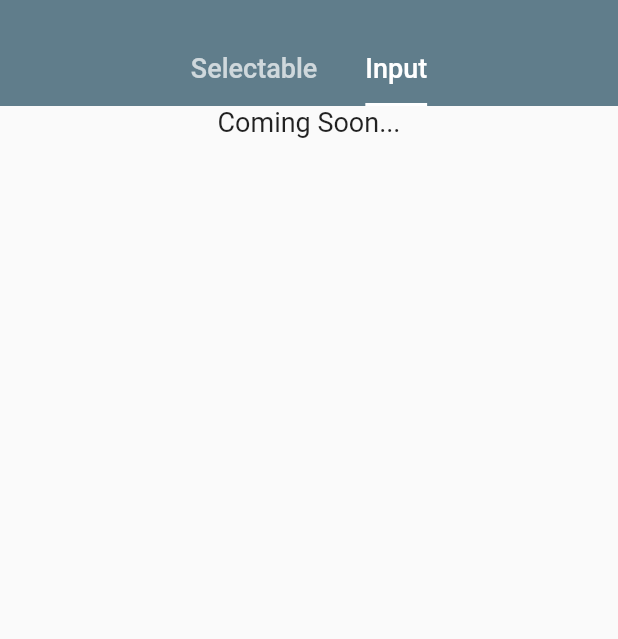
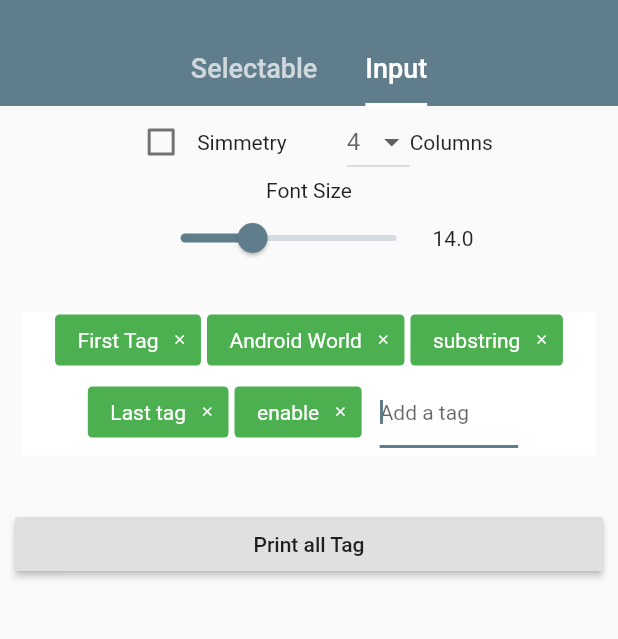
Before and after one commit to Dn-a/flutter_tags, a Flutter app: the screen it shows after launch, tab 2 chosen, on a phone screen of 412 x 824 dp, the part 59-698 px from its top. Run offline on Flutter 3.47's test engine with Material 2 defaults, Android fonts, the phone set to English and light mode, and no system bars.

Commit message:
Add Widget InputTags - Improved documentation

```diff
--- a/example/lib/main.dart
+++ b/example/lib/main.dart
@@ -1,5 +1,6 @@
 import 'package:flutter/material.dart';
 
+import 'package:flutter_tags/input_tags.dart';
 import 'package:flutter_tags/selectable_tags.dart';
 
 void main() => runApp(MyApp());
@@ -47,9 +48,11 @@ class _MyHomePageState extends State<MyHomePage> with SingleTickerProviderStateM
   int _column = 4;
   double _fontSize = 14;
 
-  String _onPressed = '';
+  String _selectableOnPressed = '';
+  String _inputOnPressed = '';
 
-  List<Tag> _tags = [];
+  List<Tag> _selectableTags = [];
+  List<String> _inputTags = [];
 
   List _icon=[
     Icons.home,
@@ -65,9 +68,19 @@ class _MyHomePageState extends State<MyHomePage> with SingleTickerProviderStateM
     _scrollViewController = ScrollController();
 
     _list.forEach((item) =>
-        _tags.add(
+        _selectableTags.add(
             Tag(title: item, active: true,icon: (item=='0' || item=='1' || item=='2')? _icon[ int.parse(item) ]:null )
         )
+    );
+
+    _inputTags.addAll(
+        [
+            'First Tag',
+            'Android World',
+            'substring',
+            'Last tag',
+            'enable'
+        ]
     );
 
   }
@@ -76,9 +89,7 @@ class _MyHomePageState extends State<MyHomePage> with SingleTickerProviderStateM
   @override
   Widget build(BuildContext context)
   {
-
         return Scaffold(
-
           body: NestedScrollView(
               controller: _scrollViewController,
               headerSliverBuilder: (BuildContext context,bool boxIsScrolled){
@@ -174,13 +185,13 @@ class _MyHomePageState extends State<MyHomePage> with SingleTickerProviderStateM
                           ),
                           Container(
                             child: SelectableTags(
-                          tags: _tags,
+                              tags: _selectableTags,
                               columns: _column,
                               fontSize: _fontSize,
                               symmetry: _simmetry,
                               onPressed: (tag){
                                 setState(() {
-                              _onPressed = tag.toString();
+                                  _selectableOnPressed = tag.toString();
                                 });
                               },
                             ),
@@ -196,7 +207,7 @@ class _MyHomePageState extends State<MyHomePage> with SingleTickerProviderStateM
                           Container(
                               padding: EdgeInsets.symmetric(horizontal: 20, vertical: 10),
                               alignment: Alignment.topLeft,
-                          child: Text(_onPressed)
+                              child: Text(_selectableOnPressed)
                           )
                         ],
                       ),
@@ -204,7 +215,101 @@ class _MyHomePageState extends State<MyHomePage> with SingleTickerProviderStateM
                   ),
                   ListView(
                       children: <Widget>[
-                  Center(child: Text("Coming Soon...",style: TextStyle(fontSize: 18),))
+                          Row(
+                              mainAxisAlignment: MainAxisAlignment.center,
+                              children: <Widget>[
+                                  GestureDetector(
+                                      child: Row(
+                                          children: <Widget>[
+                                              Checkbox(
+                                                  value: _simmetry,
+                                                  onChanged: (a){
+                                                      setState(() {
+                                                          _simmetry = !_simmetry;
+                                                      });
+                                                  }
+                                              ),
+                                              Text('Simmetry')
+                                          ],
+                                      ),
+                                      onTap: (){
+                                          setState(() {
+                                              _simmetry = !_simmetry;
+                                          });
+                                      },
+                                  ),
+                                  Padding(
+                                      padding: EdgeInsets.all(20),
+                                  ),
+                                  DropdownButton(
+                                      hint: Text(_column.toString()),
+                                      items: _buildItems(),
+                                      onChanged: (a) {
+                                          setState(() {
+                                              _column = a;
+                                          });
+                                      },
+                                  ),
+                                  Text("Columns")
+                              ],
+                          ),
+                          Column(
+                              children: <Widget>[
+                                  Text('Font Size'),
+                                  Row(
+                                      mainAxisAlignment: MainAxisAlignment.center,
+                                      children: <Widget>[
+                                          Slider(
+                                              value: _fontSize,
+                                              min: 6,
+                                              max: 30,
+                                              onChanged: (a){
+                                                  setState(() {
+                                                      _fontSize = (a.round()).toDouble();
+                                                  });
+                                              },
+                                          ),
+                                          Text(_fontSize.toString()),
+                                      ],
+                                  ),
+                              ],
+                          ),
+                          Padding(
+                              padding: EdgeInsets.all(10),
+                          ),
+                          Container(
+                              padding: EdgeInsets.symmetric(horizontal: 15),
+                              child: InputTags(
+                                  tags: _inputTags,
+                                  columns: _column,
+                                  fontSize: _fontSize,
+                                  symmetry: _simmetry,
+                                  onDelete: (tag){
+                                      print(tag);
+                                  },
+                              ),
+                          ),
+                          Padding(
+                              padding: EdgeInsets.all(10),
+                          ),
+                          Padding(
+                              padding: EdgeInsets.all(10),
+                              child: RaisedButton(
+                                  child: Text('Print all Tag'),
+                                  onPressed: (){
+                                      _inputOnPressed ='';
+                                      _inputTags.forEach((tag) =>
+                                          setState(() {
+                                              _inputOnPressed+='${tag},\n';
+                                          })
+                                      );
+                                  }
+                              ),
+                          ),
+                          Padding(
+                              padding: EdgeInsets.all(10),
+                              child: Text(_inputOnPressed),
+                          ),
                       ],
                   )
                 ],
--- /dev/null
+++ b/lib/input_tags.dart
@@ -0,0 +1,340 @@
+import 'dart:async';
+
+import 'package:flutter/material.dart';
+import 'package:flutter/services.dart';
+
+typedef void OnDelete(String tags);
+
+
+class InputTags extends StatefulWidget{
+
+    InputTags({
+                       @required this.tags,
+                       this.columns = 4,
+                       this.autofocus,
+                       this.height,
+                       this.borderRadius,
+                       this.symmetry = false,
+                       this.margin,
+                       this.alignment,
+                       this.duplicate = false,
+                       this.fontSize = 14,
+                       this.iconSize,
+                       this.textOverflow,
+                       this.textColor,
+                       this.color,
+                       this.backgroundContainer,
+                       this.onDelete,
+                       Key key
+                   }) : super(key: key);
+
+    final List<String> tags;
+    final int columns;
+    final bool autofocus;
+    final double height;
+    final double borderRadius;
+    final bool symmetry;
+    final bool duplicate;
+    final EdgeInsets margin;
+    final MainAxisAlignment alignment;
+    final double fontSize;
+    final double iconSize;
+    final TextOverflow textOverflow;
+    final Color textColor;
+    final Color color;
+    final Color backgroundContainer;
+    final OnDelete onDelete;
+
+
+
+    @override
+    _InputTagsState createState() => _InputTagsState();
+
+}
+
+class _InputTagsState extends State<InputTags> with SingleTickerProviderStateMixin
+{
+    //AnimationController _aController;
+
+    GlobalKey _containerKey = new GlobalKey();
+    final _controller = TextEditingController();
+    int _check = -1;
+
+    List<String> _tags = [];
+
+    double _width = 1;
+    int _margin;
+
+
+    @override
+    void initState()
+    {
+        super.initState();
+
+        _tags = widget.tags;
+
+        if(widget.margin!=null) _margin = widget.margin.horizontal.round();
+
+        //get the current width of the container
+        WidgetsBinding.instance.addPostFrameCallback((_){
+            final keyContext = _containerKey.currentContext;
+            if (keyContext != null) {
+                final RenderBox box = keyContext.findRenderObject ( );
+                final size = box.size;
+
+                setState(() {
+                    _width = size.width;
+                });
+            }
+        });
+
+        // Work in progress
+        //_aController = AnimationController(vsync: this, duration: const Duration(milliseconds: 500));
+
+    }
+
+
+    @override
+    void dispose() {
+        _controller.dispose();
+        super.dispose();
+    }
+
+
+    @override
+    Widget build(BuildContext context)
+    {
+        return Container(
+            key:_containerKey,
+            margin: EdgeInsets.symmetric(vertical:5.0,horizontal:0.0),
+            color: widget.backgroundContainer ?? Colors.white,
+            child: Column(
+                children: _buildRow(),
+            ),
+        );
+    }
+
+
+    List<Widget> _buildRow()
+    {
+        List<Widget> rows = [];
+
+        int columns = widget.columns;
+
+        int tagsLength = _tags.length+1;
+        int rowsLength = (tagsLength/widget.columns).ceil();
+        double factor = 9.4*((widget.fontSize)/15);
+        double width = _width - columns *(_margin ?? 10);
+
+        int start = 0;
+        bool overflow;
+
+        for(int i=0 ; i < rowsLength ; i++){
+
+            List<Widget> row = [];
+            int charsLenght = 0 ;
+
+            overflow = false;
+
+            int end = start + columns;
+
+            if(end>=tagsLength) end -= end-tagsLength;
+
+            int column = 1;
+            if(!widget.symmetry){
+                for(int j=start  ; j < end ; j++ ){
+                    charsLenght += _tags[j%(tagsLength-1)].length;
+                    double a = charsLenght * factor;
+                    if(j>start && a>width) break;
+                    column++;
+                }
+                charsLenght = 0;
+            }
+
+            for(int j=start  ; j < end ; j++ ){
+
+                if(!widget.symmetry){
+                    charsLenght += _tags[j%(tagsLength-1)].length;
+                    double a = charsLenght * factor;
+                    if( j>start && a>width ){
+                        start = j;
+                        overflow = true;
+                        rowsLength +=1;
+                        break;
+                    }
+                }
+
+                row.add( _buildField( index: j%(tagsLength-1), column: column, last: (j+1 == tagsLength) ) );
+            }
+
+            // Check overflow width
+            if(!overflow) start = end;
+
+            rows.add(
+                Row(
+                    mainAxisAlignment: widget.alignment ?? ((widget.symmetry )? MainAxisAlignment.start : MainAxisAlignment.center),
+                    children: row,
+                )
+            );
+        }
+
+        return rows;
+    }
+
+
+    Widget _buildField({int index, int column, bool last=false})
+    {
+        String tag = _tags[index];
+
+        // Currently they are indispensable for the correct functioning of TextField
+        int c =0;
+        String current = '';
+
+        Color colorTag = widget.color ?? Colors.green;
+
+        // Work in progress
+        /*if(_check==index && !widget.duplicate){
+            colorTag =
+                ColorTween(begin: Colors.red, end: Colors.green).animate(CurvedAnimation(
+                    parent: _aController,
+                    curve: Interval(
+                        0, 1,
+                        curve: Curves.ease,
+                    ),
+                ),
+                ).value;
+            _aController.forward();
+        }*/
+
+        Widget textField = Flexible(
+            flex: (widget.symmetry)? null : (18/column).ceil(),
+            child: Container(
+                padding: widget.margin ?? EdgeInsets.symmetric(horizontal:10,vertical:5.0),
+                width: (widget.symmetry)? _widthCalc( ) : 200,
+                child: TextField(
+                    autofocus: widget.autofocus ?? true,
+                    controller: _controller,
+                    style: TextStyle(
+                        fontSize: widget.fontSize ?? null,
+                        color: Colors.black
+                    ),
+                    decoration: InputDecoration(
+                        hintText: 'Add a tag'
+                    ),
+                    onChanged: (str) {
+                        str = str.trim();
+
+                        //temporary; textfield is not stable at the moment
+                        setState(() {
+                            if(c==1 && current==str && str!=''){
+                                c++;
+                                _check = -1;
+                                if(_tags.contains(str))
+                                    _check = _tags.indexWhere((st) => st==str);
+                                else if (widget.duplicate)
+                                    _tags.add(str);
+                                else
+                                    _tags.add(str);
+
+                                _controller.clear();
+                            }
+                            else if (c>1)
+                                _controller.clear();
+
+                            if(current!=str)
+                                c++;
+
+                            current = str;
+
+                        });
+                    },
+                    onSubmitted: (str){
+                        str = str.trim();
+                        if(str!='')
+                            setState(() {
+                                _check = -1;
+                                if(_tags.contains(str) )
+                                    _check = _tags.indexWhere((st) => st==str);
+                                else if (widget.duplicate)
+                                    _tags.add(str);
+                                else
+                                _tags.add(str);
+                            });
+                        _controller.clear();
+                    },
+                )
+            )
+        );
+
+        if(last)
+            return textField;
+        else
+            return Flexible(
+                flex: (widget.symmetry)? 1 : ((_tags[index].length+3)/column+3).ceil(),
+                child: Tooltip(
+                    message: tag.toString(),
+                    child: Container(
+                        margin: widget.margin ?? EdgeInsets.symmetric(horizontal:2,vertical:2),
+                        padding: EdgeInsets.only(left: 15),
+                        width: (widget.symmetry)? _widthCalc( ) : null,
+                        height: widget.height ?? 34.0*(widget.fontSize/14),
+                        decoration: BoxDecoration(
+                            borderRadius: BorderRadius.circular(widget.borderRadius ?? 3),
+                            color: colorTag,
+                        ),
+                        child: Row(
+                            mainAxisSize: MainAxisSize.min,
+                            mainAxisAlignment: MainAxisAlignment.spaceBetween,
+                            children: <Widget>[
+                                Flexible(
+                                    fit: FlexFit.loose,
+                                    flex: 1,
+                                  child: Text(
+                                      tag,
+                                      overflow: widget.textOverflow ?? TextOverflow.fade,
+                                      softWrap: false,
+                                      style: TextStyle(
+                                          fontSize: widget.fontSize ?? null,
+                                          color: widget.textColor ?? Colors.white,
+                                          fontWeight: FontWeight.normal
+                                      ),
+                                  ),
+                                ),
+                                FittedBox(
+                                    fit: BoxFit.contain,
+                                    child: SizedBox(
+                                        width: 40,
+                                        child: IconButton(
+                                            splashColor: Colors.transparent,
+                                            highlightColor: Colors.transparent,
+                                            icon: Icon(Icons.clear),
+                                            color: Colors.white,
+                                            iconSize:  widget.iconSize ?? ((widget.fontSize!=null)? 18 +(widget.fontSize-18) : 18),
+                                            onPressed: (){
+                                                widget.onDelete(tag);
+                                                setState(() {
+                                                    _tags.remove(tag);
+                                                });
+                                            }
+                                        ),
+                                    )
+                                )
+                            ],
+                        ),
+                    ),
+                )
+            );
+    }
+
+
+    double _widthCalc()
+    {
+        int columns = widget.columns;
+
+        int subtraction = columns *(_margin ?? 4);
+        double width = ( _width>1 )? (_width-subtraction)/columns : _width;
+
+        return width;
+    }
+
+}
--- a/lib/selectable_tags.dart
+++ b/lib/selectable_tags.dart
@@ -12,8 +12,8 @@ class SelectableTags extends StatefulWidget{
                        this.borderRadius,
                        this.symmetry = false,
                        this.margin,
+                       this.alignment,
                        this.fontSize = 14,
-                       this.maxLines,
                        this.textOverflow,
                        this.textColor,
                        this.textActiveColor,
@@ -30,8 +30,8 @@ class SelectableTags extends StatefulWidget{
     final double borderRadius;
     final bool symmetry;
     final EdgeInsets margin;
+    final MainAxisAlignment alignment;
     final double fontSize;
-    final int maxLines;
     final TextOverflow textOverflow;
     final Color textColor;
     final Color textActiveColor;
@@ -54,7 +54,7 @@ class _SelectableTagsState extends State<SelectableTags>
 
     List<Tag> _tags = [];
 
-    double _width = 20;
+    double _width = 1;
     int _margin;
 
 
@@ -113,13 +113,16 @@ class _SelectableTagsState extends State<SelectableTags>
 
         for(int i=0 ; i < rowsLength ; i++){
 
+            // Single Row
             List<Widget> row = [];
+
             int charsLenght = 0 ;
-
             overflow = false;
 
+            // final index of the current column
             int end = start + columns;
 
+            // makes sure that 'end' does not exceed 'tagsLength'
             if(end>=tagsLength) end -= end-tagsLength;
 
             int column = 1;
@@ -148,12 +151,12 @@ class _SelectableTagsState extends State<SelectableTags>
                 row.add( _buildField( index: j%tagsLength, row: i, column: column ) );
             }
 
-            // Check overflow width
+            // check if the width of all the tags is greater
             if(!overflow) start = end;
 
             rows.add(
                 Row(
-                    mainAxisAlignment: MainAxisAlignment.center,
+                    mainAxisAlignment: widget.alignment ?? ((widget.symmetry)? MainAxisAlignment.start : MainAxisAlignment.center),
                     children: row,
                 )
             );
@@ -190,7 +193,6 @@ class _SelectableTagsState extends State<SelectableTags>
                         Icon(tag.icon,size: widget.fontSize,color: tag.active? (widget.textActiveColor ?? Colors.white) : (widget.textColor ?? Colors.black),):
                         Text(
                             tag.title,
-                            maxLines: widget.maxLines ?? 1,
                             overflow: widget.textOverflow ?? TextOverflow.fade,
                             softWrap: false,
                             style: TextStyle(
--- a/pubspec.yaml
+++ b/pubspec.yaml
@@ -1,6 +1,6 @@
 name: flutter_tags
-description: Flutter tags allows you to create a list of selectable tags, or to insert tags dynamically via input.
-version: 0.1.1
+description: Flutter tags let you create a list of tags or insert them dynamically with the input.
+version: 0.1.2
 author: Antonino Di Natale <gyorgio88@gmail.com>
 homepage: https://github.com/Dn-a/flutter_tags
 
```
Also changed, not shown: 4 other files. Lines whose indentation alone changed are shown as unchanged.
